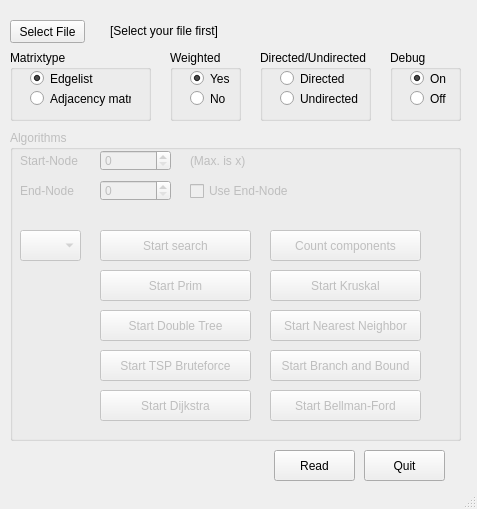
Old version of the form mainwindow.ui in the repository FNicolai/MMI.
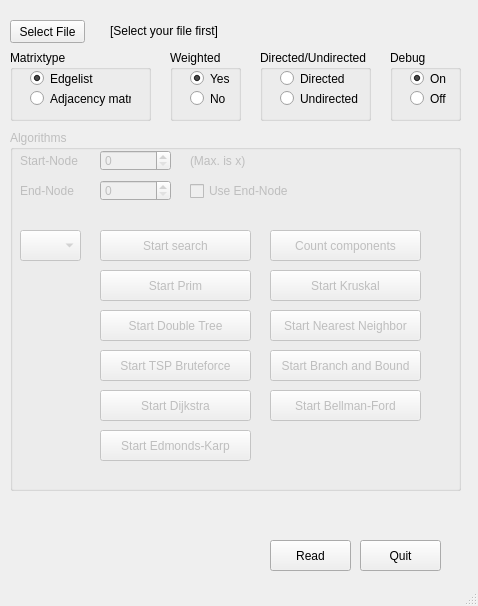
New version of the form.

Commit message:
Implemented Edmonds-Karp
- Implemented Edmonds-Karp
- Edge has now flow
- Updated GUI

```diff
--- a/mainwindow.ui
+++ b/mainwindow.ui
@@ -6,8 +6,8 @@
    <rect>
     <x>0</x>
     <y>0</y>
-    <width>477</width>
-    <height>509</height>
+    <width>478</width>
+    <height>606</height>
    </rect>
   </property>
   <property name="windowTitle">
@@ -62,8 +62,8 @@
     </property>
     <property name="geometry">
      <rect>
-      <x>274</x>
-      <y>450</y>
+      <x>270</x>
+      <y>540</y>
       <width>81</width>
       <height>31</height>
      </rect>
@@ -171,8 +171,8 @@
    <widget class="QPushButton" name="pushButton_quit">
     <property name="geometry">
      <rect>
-      <x>364</x>
-      <y>450</y>
+      <x>360</x>
+      <y>540</y>
       <width>81</width>
       <height>31</height>
      </rect>
@@ -216,7 +216,7 @@
       <x>10</x>
       <y>130</y>
       <width>451</width>
-      <height>311</height>
+      <height>361</height>
      </rect>
     </property>
     <property name="title">
@@ -449,6 +449,19 @@
       <string>Count components</string>
      </property>
     </widget>
+    <widget class="QPushButton" name="pushButton_start_edmonds_karp">
+     <property name="geometry">
+      <rect>
+       <x>90</x>
+       <y>300</y>
+       <width>151</width>
+       <height>31</height>
+      </rect>
+     </property>
+     <property name="text">
+      <string>Start Edmonds-Karp</string>
+     </property>
+    </widget>
    </widget>
    <widget class="QGroupBox" name="groupBox_debug">
     <property name="geometry">
```
The commit also changes 13 other files.
